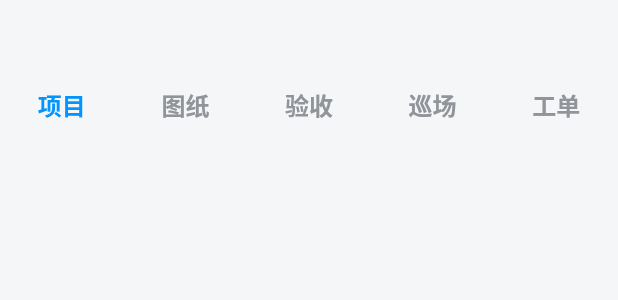
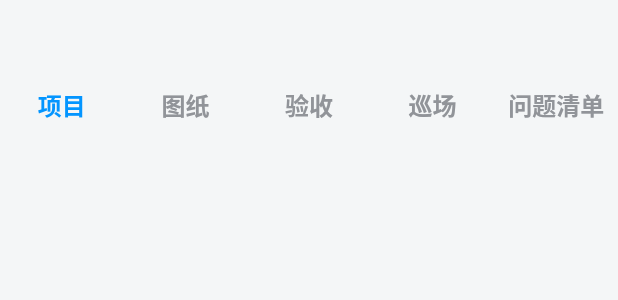
Before and after one commit to linxinquan/site-patrol, a Flutter app: the AppBottomNav widget shown alone on an empty page, opened directly with empty values, on a phone screen of 412 x 824 dp. Shown: the top 300 px of the screen. Run offline on Flutter 3.47's test engine with Material 3 defaults, Android fonts, the phone set to English and light mode, and no system bars; our stand-ins replace flutter_riverpod, flutter_secure_storage, flutter_svg, geolocator, go_router, hive and 5 more; missing offline and left inert: app_settings, dart:html, flutter_mingcute; accounts and stored records are empty; network calls fail; Roboto replaces fonts that are missing (MiSans); statements that could not run were skipped.

Commit message:
refactor(命名): 「工单」统一改为「问题清单」（底部导航/首页卡/页面标题/空态/转入按钮+注释），底部导航加抗溢出；持久化 tag 保留兼容

```diff
--- a/lib/app.dart
+++ b/lib/app.dart
@@ -139,7 +139,7 @@ final routerProvider = Provider<GoRouter>((ref) {
               child: const DefectsPage(),
             ),
           ),
-          // 二级页：处置与回复（设计稿 Frame 2147228094，独立页面，不是工单主页复用）。
+          // 二级页：处置与回复（设计稿 Frame 2147228094，独立页面，不是问题清单主页复用）。
           GoRoute(
             path: '/defects/disposal/:kind',
             pageBuilder: (_, state) => CustomTransitionPage(
--- a/lib/core/di/providers.dart
+++ b/lib/core/di/providers.dart
@@ -315,7 +315,7 @@ void refreshDefects(Ref ref) {
 final defectFilterProvider = StateProvider<DefectStatus?>((ref) => null);
 
 /// 验收记录（拍照验收历史）。来源：`stored_vision_results` LocalStorage 文档，
-/// 按当前项目图纸 key 集合过滤 + ts 倒序。删除/转工单时自动写回文档。
+/// 按当前项目图纸 key 集合过滤 + ts 倒序。删除/转入问题清单时自动写回文档。
 /// 二次筛选（时间窗口/楼层/AI 仅）由消费者调用 [applyRecordsFilter]。
 final captureRecordsProvider = StateNotifierProvider<
     CaptureRecordsNotifier, List<Map<String, dynamic>>>(
--- a/lib/data/models.dart
+++ b/lib/data/models.dart
@@ -450,11 +450,11 @@ class Defect {
   /// 水印凭证号（拍摄流水，唯一）。
   final String? watermarkSerial;
 
-  /// 关联照片相对路径列表（验收转工单时填入验收记录的拍照水印图）。
+  /// 关联照片相对路径列表（验收记录转入问题清单时填入拍照水印图）。
   final List<String> photos;
 
-  /// 来源拍照验收记录 id（验收转工单时填入 `${captureId}#${idx}`）；
-  /// 为空表示非验收转工单来源（图纸打点 / 手动录入等）。
+  /// 来源拍照验收记录 id（从验收记录转入问题时填入 `${captureId}#${idx}`）；
+  /// 为空表示非验收来源（图纸打点 / 手动录入等）。
   final String? sourceCaptureId;
 
   /// 现场照片相对路径（如 `photos/xxx.jpg`，由拍照记录流程写入本地存储）。
--- a/lib/features/capture/capture_page.dart
+++ b/lib/features/capture/capture_page.dart
@@ -3884,14 +3884,14 @@ class _FloorOptionTile extends StatelessWidget {
       );
 }
 
-/// 拍照记录详情底部弹层：照片 + AI 结果 + 描述 + 删除 + （可选）转工单。
+/// 拍照记录详情底部弹层：照片 + AI 结果 + 描述 + 删除 + （可选）转入问题清单。
 ///
 /// 透传回调：
 /// - [onDelete]：用户点击「删除该记录」时触发（capture 与验收记录页共用）。
-/// - [onConvert]：可选；传入时显示每条 pending 缺陷的「转工单」按钮 + 底部
-///   「批量转工单（N）」。调用方负责：构造 [Defect] → `Repository.addDefect` →
+/// - [onConvert]：可选；传入时显示每条 pending 缺陷的「转入问题清单」按钮 + 底部
+///   「批量转入问题清单（N）」。调用方负责：构造 [Defect] → `Repository.addDefect` →
 ///   `refreshDefects(ref)` → 验收记录 status 回写。返回 `true` 表示至少有一条
-///   转换成功，弹层会就地刷新显示「已转工单 ✓」（不会关闭弹层）。
+///   转换成功，弹层会就地刷新显示「已转入问题清单 ✓」（不会关闭弹层）。
 /// 结果区分段项：标签 + 可选计数徽标。
 class _ResultTabDef {
   final String label;
@@ -3919,7 +3919,7 @@ class StoredDetailSheet extends StatefulWidget {
 }
 
 class _StoredDetailSheetState extends State<StoredDetailSheet> {
-  /// 内部 entry 副本；转工单成功后原地更新 defects[*].status。
+  /// 内部 entry 副本；转入问题清单成功后原地更新 defects[*].status。
   late List<Map<String, dynamic>> _defects;
   bool _busy = false;
 
@@ -4118,7 +4118,7 @@ class _StoredDetailSheetState extends State<StoredDetailSheet> {
                                   Icon(MingCuteIcons.checkLine,
                                       size: 12, color: AppTokens.muted),
                                   SizedBox(width: 2),
-                                  Text('已转工单',
+                                  Text('已转入问题清单',
                                       style: TextStyle(
                                           fontSize: 11,
                                           color: AppTokens.muted)),
@@ -4127,7 +4127,7 @@ class _StoredDetailSheetState extends State<StoredDetailSheet> {
                             )
                           else
                             AppButton(
-                              label: '转工单',
+                              label: '转入问题清单',
                               size: AppButtonSize.sm,
                               onPressed: _busy ? null : () => _convert([i]),
                             ),
@@ -4153,14 +4153,14 @@ class _StoredDetailSheetState extends State<StoredDetailSheet> {
                 ),
               ),
               const SizedBox(height: 20),
-              // 批量转工单（仅当支持转工单时显示）
+              // 批量转入问题清单（仅当支持转入问题清单时显示）
               if (canConvert && _pendingCount > 0)
                 Padding(
                   padding: const EdgeInsets.only(bottom: 12),
                   child: SizedBox(
                     width: double.infinity,
                     child: AppButton(
-                      label: '批量转工单（$_pendingCount）',
+                      label: '批量转入问题清单（$_pendingCount）',
                       onPressed: _busy
                           ? null
                           : () => _convert([
--- a/lib/features/capture_records/capture_records_page.dart
+++ b/lib/features/capture_records/capture_records_page.dart
@@ -16,11 +16,11 @@ import 'widgets/filter_tabs.dart';
 import 'widgets/grouped_grid.dart';
 import 'widgets/stats_strip.dart';
 
-/// 验收记录事后工作台：当前项目全部拍照验收记录的浏览、筛选、追溯与转工单。
+/// 验收记录事后工作台：当前项目全部拍照验收记录的浏览、筛选、追溯与转入问题清单。
 ///
 /// 入口：首页 8 宫格「验收记录」卡片（`/capture-records`）。
 /// 数据：[captureRecordsProvider] 按当前项目图纸 key 过滤 + ts 倒序。
-/// 转工单：[onConvert] 回调调用 [Repository.addDefect] → [refreshDefects] →
+/// 转入问题清单：[onConvert] 回调调用 [Repository.addDefect] → [refreshDefects] →
 /// [CaptureRecordsNotifier.markDefectConverted] → [AppSnack]。
 class CaptureRecordsPage extends ConsumerStatefulWidget {
   const CaptureRecordsPage({super.key});
@@ -36,7 +36,7 @@ class _CaptureRecordsPageState extends ConsumerState<CaptureRecordsPage> {
   void initState() {
     super.initState();
     // 每次进入页面都重读 LocalStorage（拍照页保存的新记录、其他页面写回的
-    // 转工单状态等），避免 provider 缓存导致列表过时。
+    // 转入问题清单状态等），避免 provider 缓存导致列表过时。
     WidgetsBinding.instance.addPostFrameCallback((_) {
       if (!mounted) return;
       ref.read(captureRecordsProvider.notifier).reload();
@@ -128,7 +128,7 @@ class _CaptureRecordsPageState extends ConsumerState<CaptureRecordsPage> {
                                   ),
                                   const SizedBox(height: 2),
                                   Text(
-                                    '按时间、楼层和 AI 识别结果快速筛选，点开单条记录可继续转为工单',
+                                    '按时间、楼层和 AI 识别结果快速筛选，点开单条记录可继续转入问题清单',
                                     style: const TextStyle(
                                       fontSize: 12,
                                       fontWeight: FontWeight.w400,
@@ -229,7 +229,7 @@ class _CaptureRecordsPageState extends ConsumerState<CaptureRecordsPage> {
     );
   }
 
-  /// 转工单：构造 Defect → repo.addDefect → refreshDefects → 回写 status → Snack。
+  /// 转入问题清单：构造 Defect → repo.addDefect → refreshDefects → 回写 status → Snack。
   /// 全部成功返回 `true`，弹层会就地标记 converted。
   Future<bool> _onConvert(Map<String, dynamic> entry, List<int> idxs) async {
     if (idxs.isEmpty) return false;
@@ -258,8 +258,8 @@ class _CaptureRecordsPageState extends ConsumerState<CaptureRecordsPage> {
     if (mounted) {
       AppSnack.show(
         context,
-        '已生成 ${idxs.length} 条缺陷工单',
-        actionLabel: '去缺陷列表',
+        '已生成 ${idxs.length} 条问题记录',
+        actionLabel: '去问题清单',
         onAction: () => context.push('/defects'),
         kind: AppSnackKind.success,
       );
--- a/lib/features/defects/defects_page.dart
+++ b/lib/features/defects/defects_page.dart
@@ -32,7 +32,7 @@ import 'report_pdf.dart';
 import 'report_xlsx.dart';
 
 /// 巡场清单页（对齐 Figma 新 UI：巡场问题列表页）。
-/// 结构：标题栏(工单 + 导出/头像) → 状态分段(Frame 2131330677) → 操作卡(Frame 2147228092) → 缺陷卡列表。
+/// 结构：标题栏(问题清单 + 导出/头像) → 状态分段(Frame 2131330677) → 操作卡(Frame 2147228092) → 缺陷卡列表。
 /// "待设计师处置 / 待施工方回复"为独立二级页 DisposalReplyPage，由操作卡按钮跳转进入。
 class DefectsPage extends ConsumerWidget {
   const DefectsPage({super.key});
@@ -56,7 +56,7 @@ class DefectsPage extends ConsumerWidget {
           padding: const EdgeInsets.symmetric(horizontal: 12),
           child: Row(
             children: [
-              const Text('工单',
+              const Text('问题清单',
                   style: TextStyle(
                       fontSize: 20,
                       fontWeight: FontWeight.w700,
@@ -824,7 +824,7 @@ class _DisposalReplyPageState extends ConsumerState<DisposalReplyPage> {
               if (list.isEmpty) {
                 if (i == 1) {
                   return _EmptyState(
-                    hint: _kind == 'designer' ? '暂无待设计师处置的工单' : '暂无待施工方回复的工单',
+                    hint: _kind == 'designer' ? '暂无待设计师处置的问题' : '暂无待施工方回复的问题',
                   );
                 }
                 return OfflineBar.defects;
@@ -998,7 +998,7 @@ class _EmptyState extends StatelessWidget {
   final String? hint;
   const _EmptyState({this.hint});
 
-  String get _text => hint ?? '暂无工单';
+  String get _text => hint ?? '暂无问题';
 
   @override
   Widget build(BuildContext context) => Container(
@@ -1028,13 +1028,13 @@ class _EmptyState extends StatelessWidget {
       );
 }
 
-/// 工单页顶部操作卡（设计稿 Frame 2147228092）：白卡列布局，padding 12，行间距 12。
+/// 问题清单页顶部操作卡（设计稿 Frame 2147228092）：白卡列布局，padding 12，行间距 12。
 /// 上：身份信息（头像 + 姓名 + 角色标签） + 右侧「切换身份」；
 /// 下：两个等分行动按钮（待设计师处置 / 待施工方回复），点击进入对应筛选二级页。
 class _ActionCard extends ConsumerWidget {
   const _ActionCard();
 
-  // 工单卡片的身份标签颜色与「选择身份」底部弹窗保持一致。
+  // 问题清单卡片的身份标签颜色与「选择身份」底部弹窗保持一致。
   static const Color _roleRed = Color(0xFFFF4444);
   static const Color _roleGreen = Color(0xFF00B84A);
   static const Color _roleBlue = Color(0xFF0395FF);
@@ -1297,7 +1297,7 @@ class _DefectCard extends StatelessWidget {
   final Defect d;
   const _DefectCard(this.d);
 
-  /// 设计师处置展示态的标签色，工单页按列表卡片样式单独处理。
+  /// 设计师处置展示态的标签色，问题清单页按列表卡片样式单独处理。
   static Color _designerActionColor(String? action) {
     switch (action) {
       case 'remoteFix':
--- a/lib/features/home/home_page.dart
+++ b/lib/features/home/home_page.dart
@@ -883,7 +883,7 @@ class _QuickActions extends ConsumerWidget {
               ),
               _QuickCard(
                 icon: MingCuteIcons.taskFill,
-                title: '缺陷工单',
+                title: '问题清单',
                 color: _qaYellow,
                 onTap: () => context.go('/defects'),
               ),
@@ -1221,7 +1221,7 @@ Widget _catTag(DefectCategory c) => Container(
     );
 
 /// 状态标签（12/W500 白字，高 22，圆角 6，padding 0·8）：实色底不套 5% 规则。
-/// 与工单页 StatusPill 四色一致：待整改 #FF4444 / 整改中 #FF9500 / 已销项 #34C759 / 已拒绝 #0395FF。
+/// 与问题清单页 StatusPill 四色一致：待整改 #FF4444 / 整改中 #FF9500 / 已销项 #34C759 / 已拒绝 #0395FF。
 Widget _statusTag(DefectStatus s) {
   final Color c;
   switch (s) {
--- a/lib/shared/widgets/app_bottom_nav.dart
+++ b/lib/shared/widgets/app_bottom_nav.dart
@@ -56,7 +56,7 @@ class AppBottomNav extends StatelessWidget {
               onTap: () => context.go(_routes[2]),
             ),
             _TabItem(
-              label: '工单',
+              label: '问题清单',
               selected: currentIndex == 3,
               onTap: () => context.go(_routes[3]),
             ),
@@ -83,6 +83,12 @@ class _TabItem extends StatelessWidget {
         child: InkWell(
           onTap: onTap,
           child: Center(
+            // 标签长度不一（如「问题清单」4 字 vs「项目」2 字）：
+            // 等宽 Tab 下用 scaleDown 兜底，窄屏也不会出现溢出条纹。
+            child: Padding(
+              padding: const EdgeInsets.symmetric(horizontal: 4),
+              child: FittedBox(
+                fit: BoxFit.scaleDown,
                 child: Text(
                   label,
                   style: TextStyle(
@@ -93,5 +99,7 @@ class _TabItem extends StatelessWidget {
                 ),
               ),
             ),
+          ),
+        ),
       );
 }
```
Also changed, not shown: lib/features/capture_records/capture_records_controller.dart (+5 -3 lines). Lines whose indentation alone changed are shown as unchanged.
